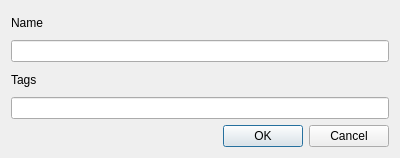
Before: the Qt Designer form mapflow/dialogs/static/ui/mosaic_dialog.ui in Geoalert/mapflow-qgis, drawn with Qt 5.
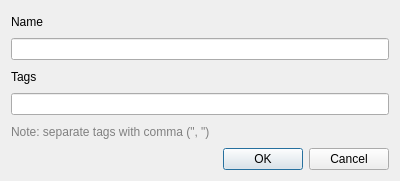
After: the same form once the commit is applied.

Commit message: Instant mosaic info update. Tags are lists instead of str

Diff of the .ui file:
```diff
--- a/mapflow/dialogs/static/ui/mosaic_dialog.ui
+++ b/mapflow/dialogs/static/ui/mosaic_dialog.ui
@@ -7,7 +7,7 @@
     <x>0</x>
     <y>0</y>
     <width>400</width>
-    <height>158</height>
+    <height>181</height>
    </rect>
   </property>
   <property name="windowTitle">
@@ -42,6 +42,16 @@
      </property>
     </widget>
    </item>
+   <item>
+    <widget class="QLabel" name="label_3">
+     <property name="styleSheet">
+      <string notr="true">color: rgb(128, 128, 128);</string>
+     </property>
+     <property name="text">
+      <string>Note: separate tags with comma (&quot;, &quot;) </string>
+     </property>
+    </widget>
+   </item>
    <item>
     <widget class="QDialogButtonBox" name="buttonBox">
      <property name="orientation">
```
The commit also changes 4 other files.
